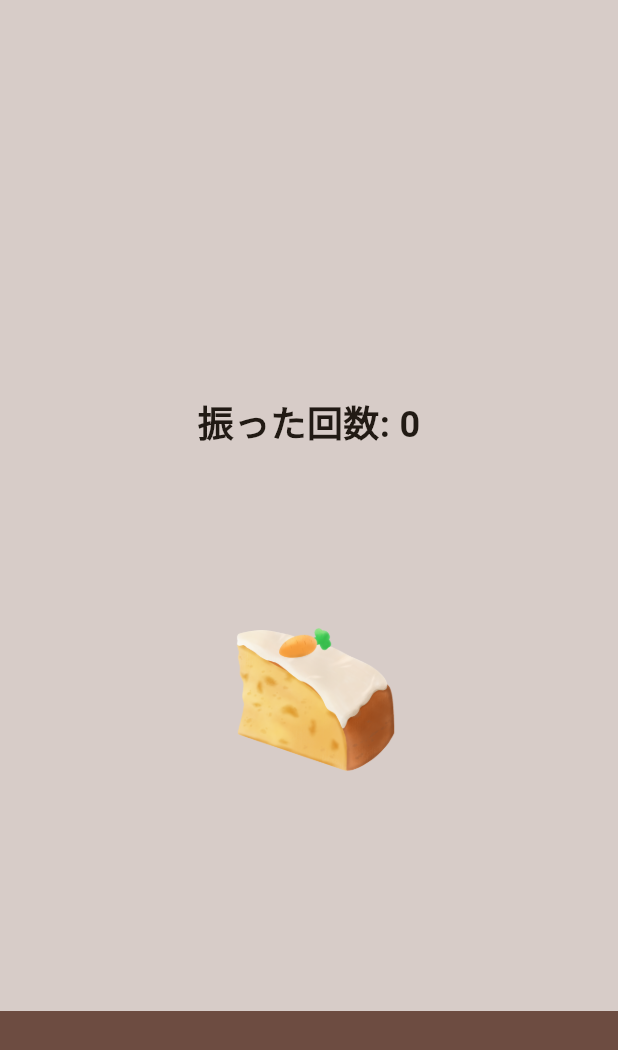
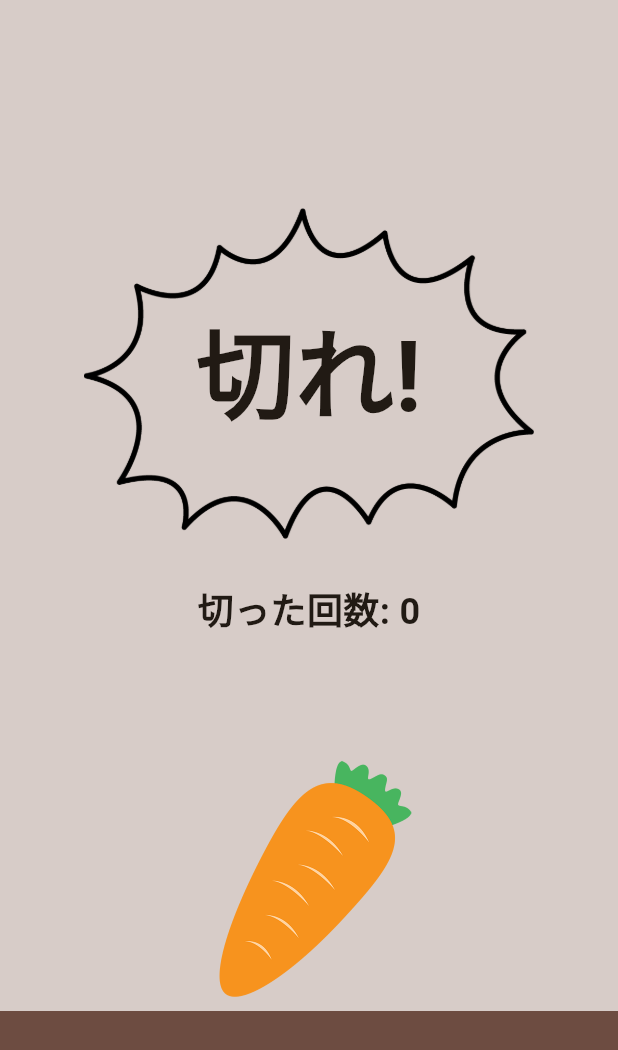
Before and after one commit to mercy34mercy/watnow_hackathon_2025_team1, a Flutter app: the CookCarrotScreen screen opened by its route, on a phone screen of 412 x 824 dp. Shown: the top 1050 px of the screen. Run offline on Flutter 3.47's test engine with Material 3 defaults, Android fonts, the phone set to English and light mode, and no system bars; our stand-ins replace sensors_plus.

Commit message:
びっくり線を追加、五回振るとニンジンの画像からケーキの画像に変わるようにしました

```diff
--- a/lib/screens/carrotcake_screen.dart
+++ b/lib/screens/carrotcake_screen.dart
@@ -10,7 +10,8 @@ class CookCarrotScreen extends StatefulWidget {
   State<CookCarrotScreen> createState() => _CookCarrotScreenState();
 }
 
-class _CookCarrotScreenState extends State<CookCarrotScreen> with SingleTickerProviderStateMixin {
+class _CookCarrotScreenState extends State<CookCarrotScreen>
+    with SingleTickerProviderStateMixin {
   late AnimationController _animationController;
   late Animation<double> _shakeAnimation;
   StreamSubscription<AccelerometerEvent>? _accelerometerSubscription;
@@ -19,6 +20,7 @@ class _CookCarrotScreenState extends State<CookCarrotScreen> with SingleTickerPr
   bool _isShaking = false;
   bool _canHarvest = false;
   double _carrotPosition = 0;
+  bool isCooked = false;
 
   @override
   void initState() {
@@ -29,20 +31,16 @@ class _CookCarrotScreenState extends State<CookCarrotScreen> with SingleTickerPr
       vsync: this,
     );
 
-    _shakeAnimation = Tween<double>(
-      begin: 0,
-      end: 10,
-    ).animate(CurvedAnimation(
-      parent: _animationController,
-      curve: Curves.elasticIn,
-    ));
+    _shakeAnimation = Tween<double>(begin: 0, end: 10).animate(
+      CurvedAnimation(parent: _animationController, curve: Curves.elasticIn),
+    );
 
     _startAccelerometer();
   }
 
   void _startAccelerometer() {
     _accelerometerSubscription = accelerometerEventStream().listen((event) {
-      double magnitude =  event.y.abs();
+      double magnitude = event.y.abs();
       if (magnitude > 15 && !_isShaking) {
         _isShaking = true;
         _animationController.forward().then((_) {
@@ -53,7 +51,7 @@ class _CookCarrotScreenState extends State<CookCarrotScreen> with SingleTickerPr
           _shakeCount++;
           _carrotPosition = min(_shakeCount * 2.0, 20.0);
 
-          if (_shakeCount >= 8) {
+          if (_shakeCount >= 5) {
             _canHarvest = true;
           }
         });
@@ -63,10 +61,11 @@ class _CookCarrotScreenState extends State<CookCarrotScreen> with SingleTickerPr
         });
       }
 
-      if (_canHarvest && magnitude > 25) {
+      if (_canHarvest && magnitude > 15) {
         _accelerometerSubscription?.cancel();
+        isCooked = true;
         if (mounted) {
-          Navigator.pushReplacementNamed(context, '/result');
+          // Navigator.pushReplacementNamed(context, '/result');
         }
       }
     });
@@ -90,17 +89,37 @@ class _CookCarrotScreenState extends State<CookCarrotScreen> with SingleTickerPr
             left: 0,
             right: 0,
             height: 150,
-            child: Container(
-              color: Colors.brown[600],
-            ),
+            child: Container(color: Colors.brown[600]),
           ),
           Center(
             child: Column(
               mainAxisAlignment: MainAxisAlignment.center,
               children: [
+                Stack(
+                  alignment: Alignment.center,
+                  children: [
+                     Image.asset(
+          'assets/bikkurisen.png',
+          width: 300,
+        ),
+                    Text(
+                      '切れ!',
+                      style: const TextStyle(
+                        fontSize: 66,
+                        fontWeight: FontWeight.bold,
+                      ),
+                      textAlign: TextAlign.center,
+                    ),
+                  ],
+                ),
+
+                SizedBox(height: 30),
                 Text(
-                  '振った回数: $_shakeCount',
-                  style: const TextStyle(fontSize: 24, fontWeight: FontWeight.bold),
+                  '切った回数: $_shakeCount',
+                  style: const TextStyle(
+                    fontSize: 24,
+                    fontWeight: FontWeight.bold,
+                  ),
                 ),
                 const SizedBox(height: 20),
                 if (_canHarvest)
@@ -117,11 +136,17 @@ class _CookCarrotScreenState extends State<CookCarrotScreen> with SingleTickerPr
                   animation: _shakeAnimation,
                   builder: (context, child) {
                     return Transform.translate(
-                      offset: Offset(_shakeAnimation.value * sin(_animationController.value * pi * 2), 0),
+                      offset: Offset(
+                        _shakeAnimation.value *
+                            sin(_animationController.value * pi * 2),
+                        0,
+                      ),
                       child: Transform.translate(
                         offset: Offset(0, -_carrotPosition),
                         child: Image.asset(
-                          'assets/carrotcake.png',
+                          isCooked
+                              ? 'assets/carrotcake.png'
+                              : 'assets/ninzin.png',
                           height: 200,
                         ),
                       ),
--- a/pubspec.yaml
+++ b/pubspec.yaml
@@ -67,6 +67,7 @@ flutter:
     - assets/rabbit.png
     - assets/melonjuice.png
     - assets/pumpkinsoup.png
+    - assets/bikkurisen.png
   # An image asset can refer to one or more resolution-specific "variants", see
   # https://flutter.dev/to/resolution-aware-images
 
```
Also changed, not shown: assets/bikkurisen.png (added).
